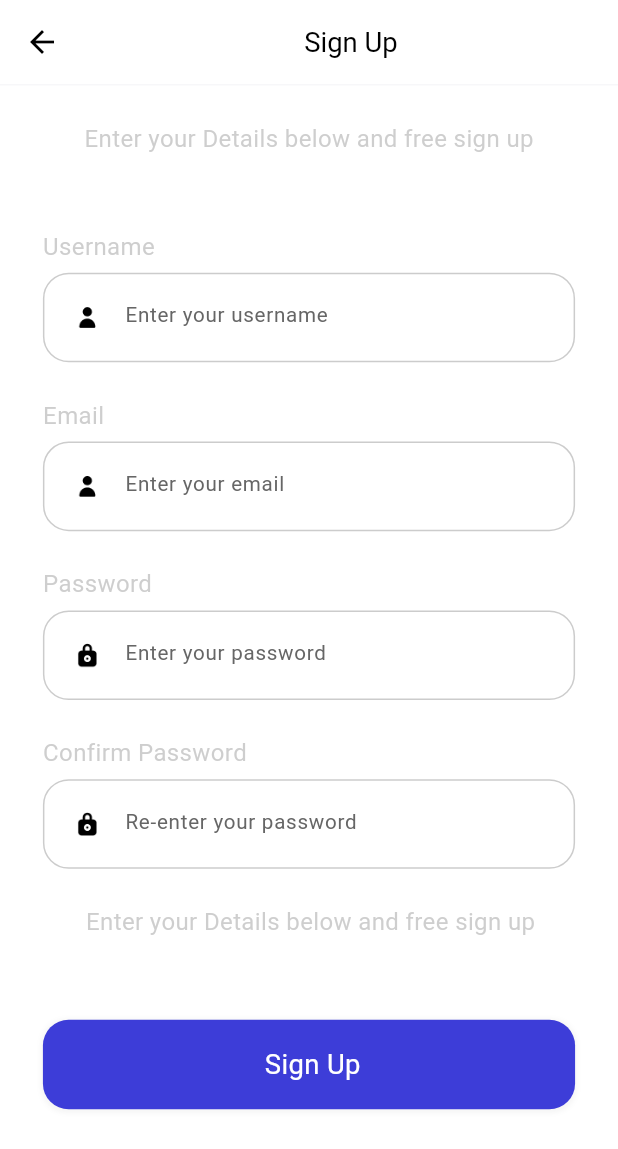
After one commit to bravol/u-learning--app-BLOC-VERSION-, a Flutter app: the Register screen opened by its route, on a phone screen of 412 x 824 dp. The commit adds this screen. Shown: the top 1149 px of the screen. Run offline on Flutter 3.47's test engine with Material 3 defaults, Android fonts, the phone set to English and light mode, and no system bars; our stand-ins replace cloud_firestore, dots_indicator, firebase_auth, firebase_core, flutter_bloc, flutter_screenutil and 1 more; missing offline and left inert: animated_snack_bar; accounts and stored records are empty; Roboto replaces fonts that are missing (Avenir).

Commit message:
finished sign up

```diff
--- a/lib/common/widgets/flutter_toast.dart
+++ b/lib/common/widgets/flutter_toast.dart
@@ -6,6 +6,7 @@ toastInfo({
   required String msg,
   Color backgroundColor = Colors.black,
   Color textColor = Colors.white,
+  BuildContext? context,
 }) {
   return Fluttertoast.showToast(
     msg: msg,
--- a/lib/pages/sign_in/widgets/sign_in_widget.dart
+++ b/lib/pages/common_widgets/common_widgets.dart
@@ -2,18 +2,19 @@ import 'package:flutter/material.dart';
 import 'package:flutter_screenutil/flutter_screenutil.dart';
 import 'package:u_learning_app/common/values/colors.dart';
 
-AppBar buildAppBar() {
+AppBar buildAppBar({required String type}) {
   return AppBar(
     backgroundColor: Colors.white,
     bottom: PreferredSize(
-        preferredSize: const Size.fromHeight(1.0),
-        child: Container(
-          color: AppColors.primarySecondaryBackground,
-          height: 1.0, // defining the thickness of the line
-        )),
+      preferredSize: const Size.fromHeight(1.0),
+      child: Container(
+        color: AppColors.primarySecondaryBackground,
+        height: 1.0, // defining the thickness of the line
+      ),
+    ),
     title: Center(
       child: Text(
-        'Sign In',
+        type,
         style: TextStyle(
             color: AppColors.primaryText,
             fontSize: 16.sp,
--- /dev/null
+++ b/lib/pages/register/register.dart
@@ -0,0 +1,81 @@
+import 'package:flutter/material.dart';
+import 'package:flutter_screenutil/flutter_screenutil.dart';
+import 'package:u_learning_app/pages/common_widgets/common_widgets.dart';
+
+class Register extends StatefulWidget {
+  const Register({super.key});
+
+  @override
+  State<Register> createState() => _RegisterState();
+}
+
+class _RegisterState extends State<Register> {
+  @override
+  Widget build(BuildContext context) {
+    return Container(
+      color: Colors.white,
+      child: SafeArea(
+        child: Scaffold(
+          backgroundColor: Colors.white,
+          appBar: buildAppBar(type: 'Sign Up'),
+          body: SingleChildScrollView(
+            child: Column(
+              crossAxisAlignment: CrossAxisAlignment.start,
+              children: [
+                SizedBox(height: 20.h),
+                Center(
+                    child: reusableText(
+                        'Enter your Details below and free sign up')),
+                Container(
+                  margin: EdgeInsets.only(top: 36.h),
+                  padding: EdgeInsets.only(left: 25.w, right: 25.w),
+                  child: Column(
+                    crossAxisAlignment: CrossAxisAlignment.start,
+                    children: [
+                      reusableText('Username'),
+                      resusableTextField(
+                          hintText: 'Enter your username',
+                          textType: 'name',
+                          iconName: 'user',
+                          onChanged: (value) {}),
+                      reusableText('Email'),
+                      resusableTextField(
+                          hintText: 'Enter your email',
+                          textType: 'email',
+                          iconName: 'user',
+                          onChanged: (value) {}),
+                      reusableText('Password'),
+                      resusableTextField(
+                          hintText: 'Enter your password',
+                          textType: 'password',
+                          iconName: 'lock',
+                          onChanged: (value) {}),
+                      reusableText('Confirm Password'),
+                      resusableTextField(
+                          hintText: 'Re-enter your password',
+                          textType: 'password',
+                          iconName: 'lock',
+                          onChanged: (value) {}),
+                      Container(
+                        margin: EdgeInsets.only(left: 25.w),
+                        child: reusableText(
+                            'Enter your Details below and free sign up'),
+                      ),
+                      reusableButton(
+                        buttonName: ' Sign Up',
+                        buttonType: 'signin',
+                        onTap: () {
+                          Navigator.pushNamed(context, '/register');
+                        },
+                      ),
+                    ],
+                  ),
+                )
+              ],
+            ),
+          ),
+        ),
+      ),
+    );
+  }
+}
--- a/lib/pages/sign_in/sign_in.dart
+++ b/lib/pages/sign_in/sign_in.dart
@@ -1,11 +1,11 @@
 import 'package:flutter/material.dart';
 import 'package:flutter_bloc/flutter_bloc.dart';
 import 'package:flutter_screenutil/flutter_screenutil.dart';
+import 'package:u_learning_app/pages/common_widgets/common_widgets.dart';
 import 'package:u_learning_app/pages/sign_in/bloc/signin_bloc.dart';
 import 'package:u_learning_app/pages/sign_in/bloc/signin_events.dart';
 import 'package:u_learning_app/pages/sign_in/bloc/signin_states.dart';
 import 'package:u_learning_app/pages/sign_in/signin_controller.dart';
-import 'package:u_learning_app/pages/sign_in/widgets/sign_in_widget.dart';
 
 class SignIn extends StatefulWidget {
   const SignIn({super.key});
@@ -24,7 +24,7 @@ class _SignInState extends State<SignIn> {
           child: SafeArea(
             child: Scaffold(
               backgroundColor: Colors.white,
-              appBar: buildAppBar(),
+              appBar: buildAppBar(type: 'Sign In'),
               body: SingleChildScrollView(
                 child: Column(
                   crossAxisAlignment: CrossAxisAlignment.start,
@@ -72,9 +72,11 @@ class _SignInState extends State<SignIn> {
                             },
                           ),
                           reusableButton(
-                            buttonName: 'Register',
+                            buttonName: 'Sign Up',
                             buttonType: 'register',
-                            onTap: () {},
+                            onTap: () {
+                              Navigator.pushNamed(context, '/register');
+                            },
                           ),
                         ],
                       ),
--- a/lib/pages/sign_in/signin_controller.dart
+++ b/lib/pages/sign_in/signin_controller.dart
@@ -19,12 +19,14 @@ class SignInController {
         if (emailAddress.isEmpty) {
           //email empty
           print('fill in email');
-          toastInfo(msg: "You need to fill in your Email Address");
+
+          toastInfo(
+              msg: "You need to fill in your Email Address", context: context);
           return;
         }
         if (password.isEmpty) {
           //passowrd empty
-          toastInfo(msg: "You need to fill in your Password");
+          toastInfo(msg: "You need to fill in your Password", context: context);
           return;
         }
         try {
@@ -33,7 +35,9 @@ class SignInController {
                   email: emailAddress, password: password);
           if (credential.user == null) {
             //
-            toastInfo(msg: "You do not exist");
+            toastInfo(
+              msg: "You do not exist",
+            );
             return;
           }
           if (!credential.user!.emailVerified) {
--- a/lib/pages/welcome/welcome.dart
+++ b/lib/pages/welcome/welcome.dart
@@ -3,7 +3,6 @@ import 'package:flutter/material.dart';
 import 'package:flutter_bloc/flutter_bloc.dart';
 import 'package:flutter_screenutil/flutter_screenutil.dart';
 import 'package:u_learning_app/common/values/colors.dart';
-import 'package:u_learning_app/pages/home/home.dart';
 import 'package:u_learning_app/pages/welcome/bloc/welcome_blocs.dart';
 import 'package:u_learning_app/pages/welcome/bloc/welcome_events.dart';
 import 'package:u_learning_app/pages/welcome/bloc/welcome_states.dart';
@@ -138,7 +137,7 @@ class _WelcomeState extends State<Welcome> {
             } else {
               //jump to new page
               Navigator.of(context)
-                  .pushNamedAndRemoveUntil('sign-in', (route) => false);
+                  .pushNamedAndRemoveUntil('/sign-in', (route) => false);
             }
           },
           child: Container(
--- a/pubspec.yaml
+++ b/pubspec.yaml
@@ -42,6 +42,7 @@ dependencies:
   firebase_auth: ^5.1.2
   firebase_core: ^3.2.0
   fluttertoast: ^8.2.6
+  animated_snack_bar: ^0.4.0
 
 dev_dependencies:
   flutter_test:
```
Also changed, not shown: lib/common/widgets/animated_toast.dart (added, +12 -0 lines), lib/main.dart (+8 -2 lines), lib/pages/register/bloc/register_bloc.dart (added), lib/pages/register/bloc/register_events.dart (added), lib/pages/register/bloc/register_states.dart (added), pubspec.lock.
